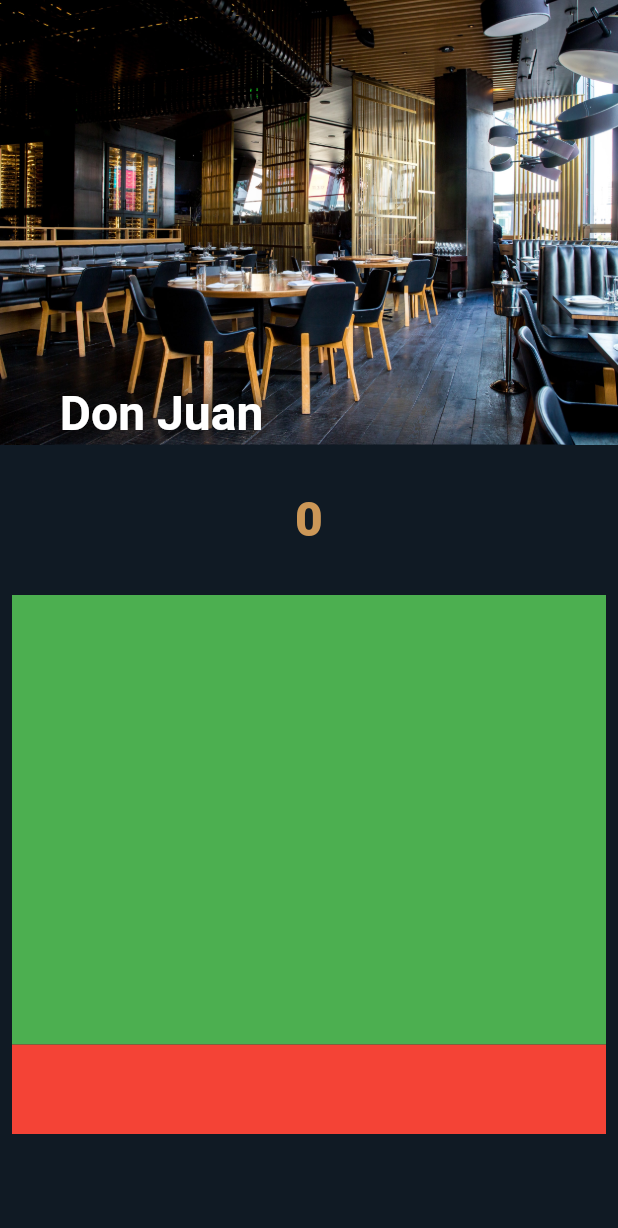
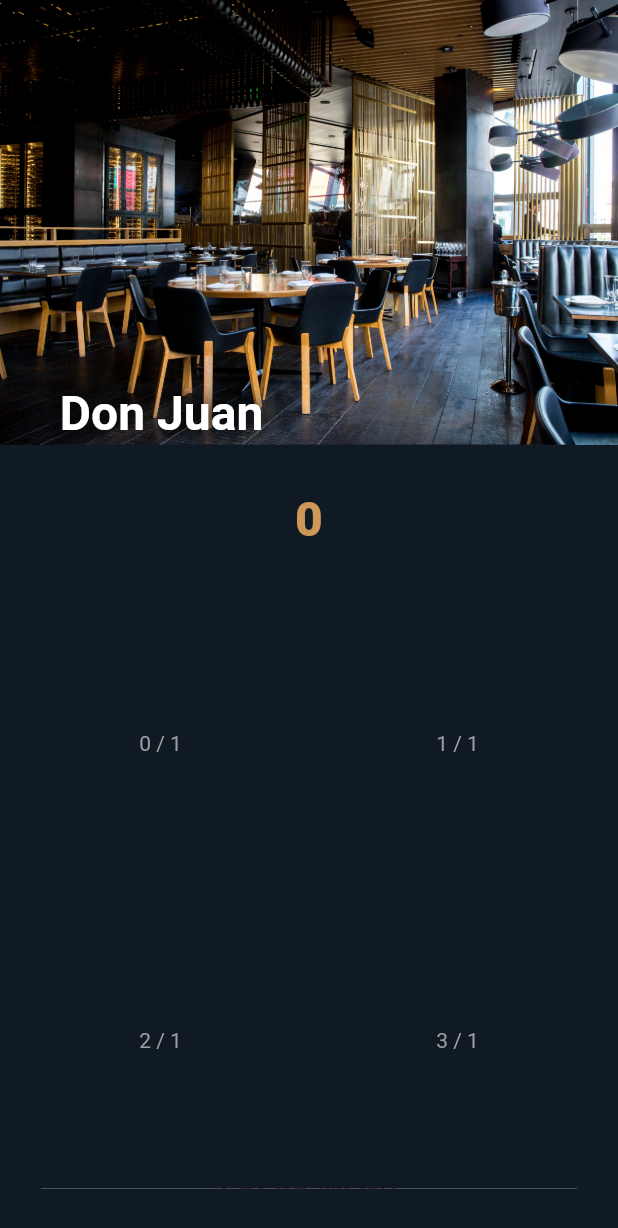
Before and after one commit to tomasbaran/chefmenu2, a Flutter app: the screen it shows after launch, on a phone screen of 412 x 824 dp. Shown: the top 1228 px of the screen. Run offline on Flutter 3.47's test engine with Material 2 defaults, Android fonts, the phone set to English and light mode, and no system bars; our stand-ins replace flutter_svg.

Commit message:
TabBar hide/show when fullscreen

```diff
--- a/lib/change_notifiers/tab_index.dart
+++ b/lib/change_notifiers/tab_index.dart
@@ -5,6 +5,7 @@ class TabIndex extends ChangeNotifier {
 
   updatePosition(int newPosition) {
     position = newPosition;
+    print('newPosition: $newPosition');
     notifyListeners();
   }
 }
--- a/lib/screens/demo_screen.dart
+++ b/lib/screens/demo_screen.dart
@@ -51,6 +51,7 @@ class _DemoScreenState extends State<DemoScreen> with SingleTickerProviderStateM
             body: NotificationListener<ScrollNotification>(
               onNotification: (notification) {
                 if (notification.metrics.axis == Axis.horizontal) {
+                  print('axis: horizontal');
                   Provider.of<TabIndex>(context, listen: false).updatePosition(_tabController.index);
                   //print('nostate: ${_tabController.index}');
                   print('nostate: ${Provider.of<TabIndex>(context, listen: false).position}');
@@ -77,17 +78,13 @@ class _DemoScreenState extends State<DemoScreen> with SingleTickerProviderStateM
               child: Stack(
                 children: [
                   CoverContainer(restaurantTitle: 'Don Juan', imageSrc: 'icons/cover.jpeg'),
+                  CtaButton(),
                   // Provider.of<MyScrollPosition>(context).data > backLayerAnimationTopPoint(context)
                   //     ? CtaButton()
                   //     : Align(alignment: Alignment.bottomCenter, child: Container(/* color: Colors.pink ,*/ height: kCtaHeight)),
-                  CtaButton(),
+                  Provider.of<MyScrollPosition>(context).data > (backLayerAnimationTopPoint(context) + kCtaShowtimeDelay) ? CtaButton() : Container(),
                   //BigBoxContainer(_tabController),
-                  NewBigBoxContainer(tabController: _tabController, categoryTitle: _tabController.index.toString()),
-                  Align(
-                      alignment: Alignment.bottomCenter,
-                      child: Provider.of<MyScrollPosition>(context).data < (backLayerAnimationTopPoint(context) + kCtaShowtimeDelay)
-                          ? Container(color: colorBackground, height: kBottomBigBoxPadding)
-                          : Container()),
+                  NewBigBoxContainer(tabController: _tabController, categoryTitle: Provider.of<TabIndex>(context).position.toString()),
                 ],
               ),
             ),
--- a/lib/widgets/my_tab_bar.dart
+++ b/lib/widgets/my_tab_bar.dart
@@ -2,6 +2,8 @@ import 'package:flutter/material.dart';
 import 'package:chefmenu2/theme/style_constants.dart';
 import 'package:chefmenu2/change_notifiers/tab_index.dart';
 import 'package:provider/provider.dart';
+import 'package:chefmenu2/animation/cover_aka_back_layer_formulas.dart';
+import 'package:chefmenu2/change_notifiers/my_scroll_position.dart';
 
 class MyTabBar extends StatelessWidget {
   MyTabBar(this._tabController);
@@ -9,7 +11,17 @@ class MyTabBar extends StatelessWidget {
   @override
   Widget build(BuildContext context) {
     return Container(
-      margin: EdgeInsets.only(left: kBigBoxPadding, right: kBigBoxPadding, bottom: kBottomBigBoxPadding - 2 * kBigBoxPadding),
+      margin: EdgeInsets.only(
+        left: kBigBoxPadding,
+        right: kBigBoxPadding,
+        //bottom: kBottomBigBoxPadding - 2 * kBigBoxPadding,
+        //same as big_box_container.dart margin; ternary operators: for the bottom scroll up animation
+        bottom: (Provider.of<MyScrollPosition>(context).data - backLayerAnimationTopPoint(context)) >= kBottomBigBoxPadding
+            ? kBottomBigBoxPadding - 2 * kBigBoxPadding
+            : Provider.of<MyScrollPosition>(context).data > backLayerAnimationTopPoint(context) + kBigBoxPadding
+                ? kBigBoxPadding + (Provider.of<MyScrollPosition>(context).data - backLayerAnimationTopPoint(context)) - 2 * kBigBoxPadding
+                : 0,
+      ),
       padding: EdgeInsets.all(6),
       width: MediaQuery.of(context).size.width,
       decoration: BoxDecoration(
--- a/lib/widgets/new_big_box_container.dart
+++ b/lib/widgets/new_big_box_container.dart
@@ -10,6 +10,35 @@ import 'package:chefmenu2/change_notifiers/my_scroll_position.dart';
 import 'package:chefmenu2/widgets/cover_container.dart';
 
 class NewBigBoxContainer extends StatelessWidget {
+  int computeNumberOfColumns(dynamic context) => ((MediaQuery.of(context).size.width - (2 * kBigBoxPadding)) / kMaxCrossAxisExtent).floor();
+  List<Container> _buildGridTileList(dynamic context, int count) => List.generate(
+      count,
+      (i) => Container(
+            //NOTE: workaround according to: https://github.com/flutter/flutter/issues/25009
+            decoration: BoxDecoration(
+              color: colorBackground, //the color of the main container
+              border: Border.all(
+                //apply border to only that side where the line is appearing i.e. top | bottom | right | left.
+                width: 4, //depends on the width of the unintended line
+                color: colorBackground,
+              ),
+            ),
+            child: Container(
+              decoration: BoxDecoration(
+                color: colorBackground,
+              ),
+
+              child: Center(
+                child: Text(
+                  '$i / ${computeNumberOfColumns(context)}',
+                  style: TextStyle(color: Colors.grey),
+                  //textAlign: TextAlign.center,
+                ),
+              ),
+              //margin: EdgeInsets.all(0),
+            ),
+          ));
+
   final TabController tabController;
   final String categoryTitle;
   NewBigBoxContainer({this.tabController, this.categoryTitle});
@@ -21,9 +50,12 @@ class NewBigBoxContainer extends StatelessWidget {
           left: kBigBoxPadding,
           right: kBigBoxPadding,
           top: kBigBoxPadding,
-          bottom: Provider.of<MyScrollPosition>(context).data > (backLayerAnimationTopPoint(context) /* + kCtaShowtimeDelay */)
+          //ternary operators: for the bottom scroll up animation
+          bottom: (Provider.of<MyScrollPosition>(context).data - backLayerAnimationTopPoint(context)) >= kBottomBigBoxPadding
               ? kBottomBigBoxPadding
-              : kBigBoxPadding),
+              : Provider.of<MyScrollPosition>(context).data > backLayerAnimationTopPoint(context)
+                  ? kBigBoxPadding + (Provider.of<MyScrollPosition>(context).data - backLayerAnimationTopPoint(context))
+                  : kBigBoxPadding),
       //bottom: kBottomBigBoxPadding),
       decoration: BoxDecoration(
         //color: Colors.pink,
@@ -47,7 +79,8 @@ class NewBigBoxContainer extends StatelessWidget {
                       child: Center(
                         child: Text(
                           //_tabController.index == 0 ? 'Entrantes' : 'Main Courses',
-                          Provider.of<TabIndex>(context).position.toString(),
+                          //Provider.of<TabIndex>(context).position.toString(),
+                          categoryTitle,
                           style: ktsCategoryTitle,
                         ),
                       ),
@@ -60,27 +93,19 @@ class NewBigBoxContainer extends StatelessWidget {
           body: TabBarView(
             controller: tabController,
             children: [
-              ListView(
-                children: [
-                  Container(height: 300, color: Colors.green),
-                  Container(height: 300, color: Colors.red),
-                  Container(height: 300, color: Colors.green),
-                  Container(height: 300, color: Colors.red),
-                  Container(height: 300, color: Colors.green),
-                  Container(height: 300, color: Colors.red),
-                  Container(height: 300, color: Colors.green),
-                ],
+              GridView.extent(
+                maxCrossAxisExtent: kMaxCrossAxisExtent,
+                childAspectRatio: 1,
+                mainAxisSpacing: 0,
+                crossAxisSpacing: 0,
+                children: _buildGridTileList(context, 250),
               ),
-              ListView(
-                children: [
-                  Container(height: 300, color: Colors.blue),
-                  Container(height: 300, color: Colors.red),
-                  Container(height: 300, color: Colors.blue),
-                  Container(height: 300, color: Colors.red),
-                  Container(height: 300, color: Colors.blue),
-                  Container(height: 300, color: Colors.red),
-                  Container(height: 300, color: Colors.blue),
-                ],
+              GridView.extent(
+                maxCrossAxisExtent: kMaxCrossAxisExtent,
+                childAspectRatio: 1,
+                mainAxisSpacing: 0,
+                crossAxisSpacing: 0,
+                children: _buildGridTileList(context, 250),
               ),
             ],
           ),
@@ -107,5 +132,5 @@ class _SliverPersistentHeaderDelegate extends SliverPersistentHeaderDelegate {
   double get minExtent => 100;
 
   @override
-  bool shouldRebuild(SliverPersistentHeaderDelegate oldDelegate) => false;
+  bool shouldRebuild(SliverPersistentHeaderDelegate oldDelegate) => true;
 }
```
Also changed, not shown: 1 other file.
